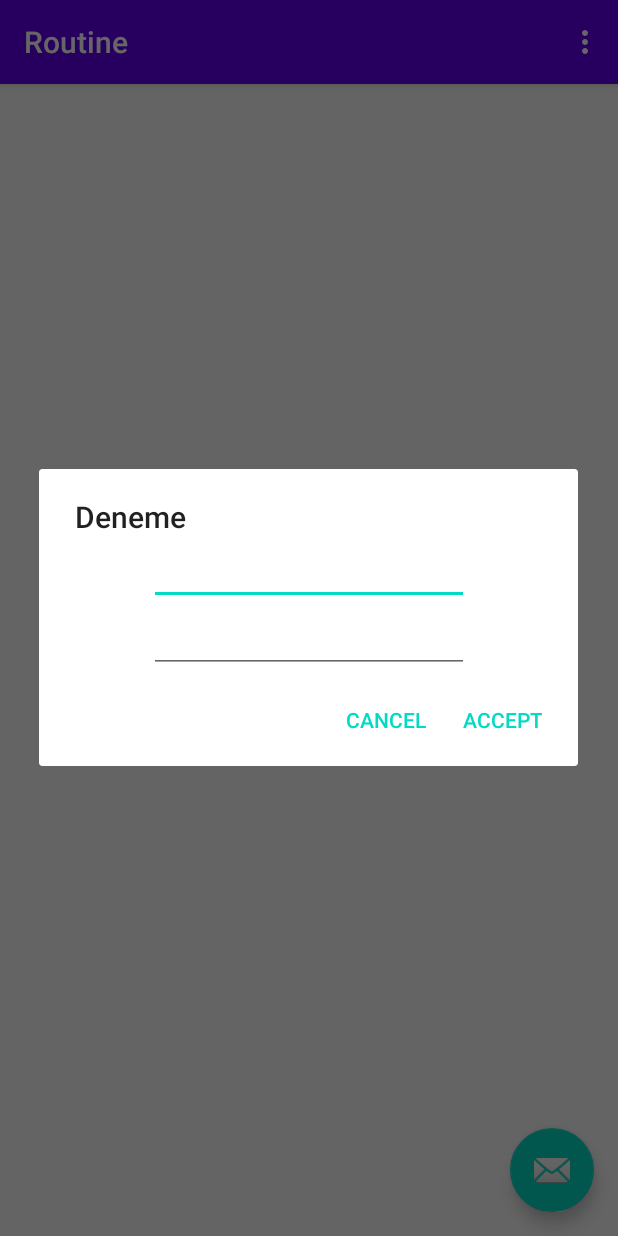
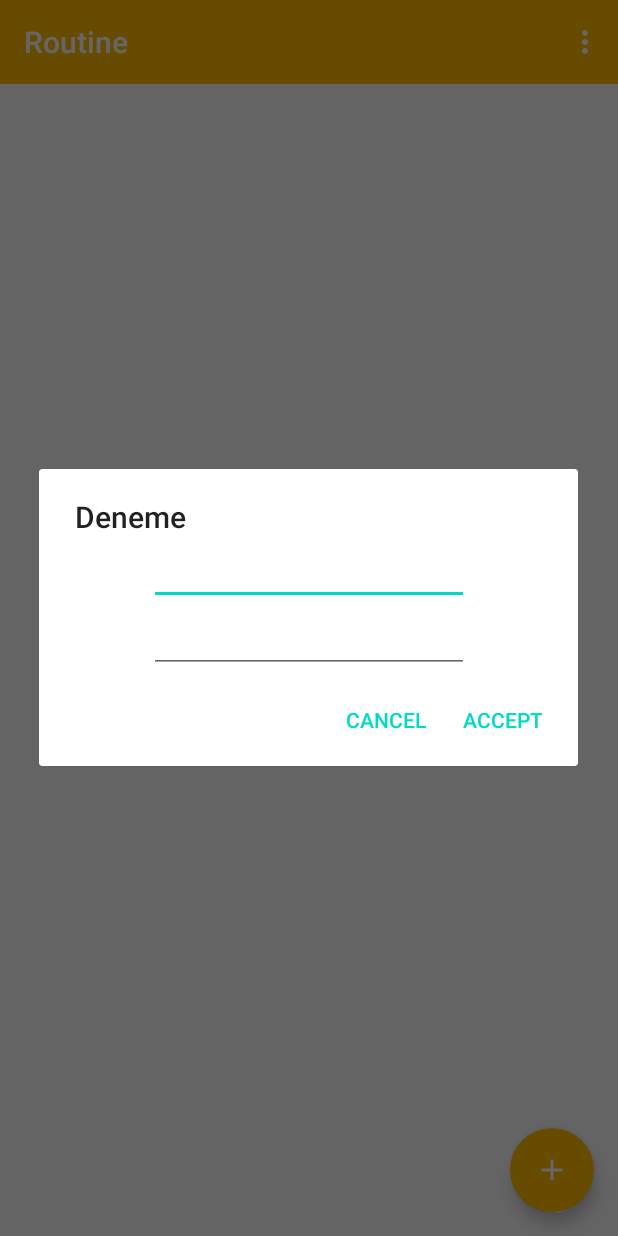
Before and after one commit to bedii97/Routine, an Android app: the screen it shows after launch (MainActivity), after a tap on an icon or button, on a phone screen of 412 x 824 dp. Run offline under Robolectric (Android 15) with nearby library versions, the phone set to English and light mode, and no system bars.

Commit message:
Fist Homepage Design

```diff
--- a/app/build.gradle
+++ b/app/build.gradle
@@ -6,7 +6,7 @@
 
     defaultConfig {
         applicationId "com.example.routine"
-        minSdkVersion 15
+        minSdkVersion 21
         targetSdkVersion 28
         versionCode 1
         versionName "1.0"
--- /dev/null
+++ b/app/src/main/res/drawable/ic_add_white_24dp.xml
@@ -0,0 +1,5 @@
+<vector android:height="24dp" android:tint="#FFFFFF"
+    android:viewportHeight="24.0" android:viewportWidth="24.0"
+    android:width="24dp" xmlns:android="http://schemas.android.com/apk/res/android">
+    <path android:fillColor="#FF000000" android:pathData="M19,13h-6v6h-2v-6H5v-2h6V5h2v6h6v2z"/>
+</vector>
--- a/app/src/main/res/layout/activity_main.xml
+++ b/app/src/main/res/layout/activity_main.xml
@@ -9,13 +9,14 @@
     <com.google.android.material.appbar.AppBarLayout
         android:layout_width="match_parent"
         android:layout_height="wrap_content"
+        app:elevation="0dp"
         android:theme="@style/AppTheme.AppBarOverlay">
 
         <androidx.appcompat.widget.Toolbar
             android:id="@+id/toolbar"
             android:layout_width="match_parent"
             android:layout_height="?attr/actionBarSize"
-            android:background="?attr/colorPrimary"
+            android:background="@color/colorPrimary"
             app:popupTheme="@style/AppTheme.PopupOverlay" />
 
     </com.google.android.material.appbar.AppBarLayout>
@@ -26,6 +27,7 @@
         android:layout_height="wrap_content"
         android:layout_gravity="bottom|end"
         android:layout_margin="@dimen/fab_margin"
-        app:srcCompat="@android:drawable/ic_dialog_email" />
+        app:backgroundTint="@color/colorPrimary"
+        android:src="@drawable/ic_add_white_24dp"/>
 
 </androidx.coordinatorlayout.widget.CoordinatorLayout>
--- a/app/src/main/res/layout/add_reminder_dialog.xml
+++ b/app/src/main/res/layout/add_reminder_dialog.xml
@@ -25,4 +25,5 @@
         app:layout_constraintEnd_toEndOf="parent"
         app:layout_constraintStart_toStartOf="parent"
         app:layout_constraintTop_toBottomOf="@+id/editText1" />
+
 </androidx.constraintlayout.widget.ConstraintLayout>
--- a/app/src/main/res/values/colors.xml
+++ b/app/src/main/res/values/colors.xml
@@ -1,6 +1,6 @@
 <?xml version="1.0" encoding="utf-8"?>
 <resources>
-    <color name="colorPrimary">#6200EE</color>
-    <color name="colorPrimaryDark">#3700B3</color>
+    <color name="colorPrimary">#FFBB00</color>
+    <color name="colorPrimaryDark">#D59C00</color>
     <color name="colorAccent">#03DAC5</color>
 </resources>
```
